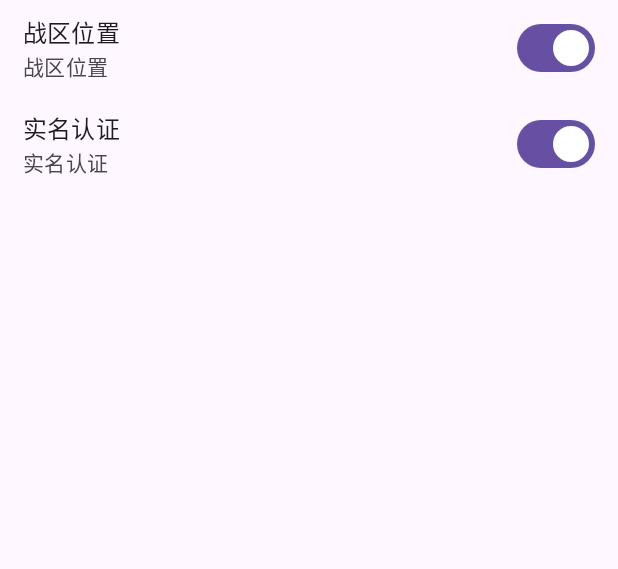
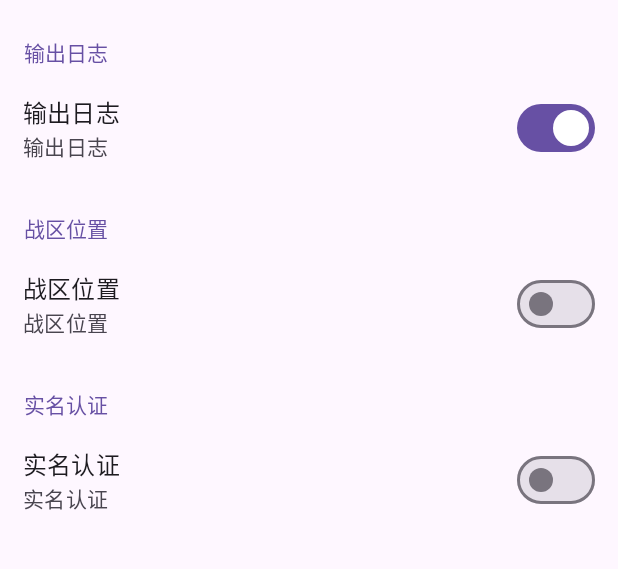
Before and after one commit to HdShare/HookWzry, an Android app: the screen it shows after launch (PrefsActivity), on a phone screen of 412 x 824 dp, the part 96-665 px from its top. Run offline under Robolectric (Android 15) with nearby library versions, the phone set to English and light mode, and no system bars.

Commit message:
05:02 add group

```diff
--- /dev/null
+++ b/app/src/main/java/me/hd/hookwzry/ui/prefs/GroupPrefs.kt
@@ -0,0 +1,19 @@
+package me.hd.hookwzry.ui.prefs
+
+import android.content.Context
+import android.util.AttributeSet
+import android.view.LayoutInflater
+import android.widget.LinearLayout
+import me.hd.hookwzry.R
+import me.hd.hookwzry.databinding.PrefsGroupBinding
+
+class GroupPrefs(context: Context, attrs: AttributeSet) : LinearLayout(context, attrs) {
+    init {
+        val typedArray = context.obtainStyledAttributes(attrs, R.styleable.GroupPrefs)
+        val title = typedArray.getString(R.styleable.GroupPrefs_title)
+        typedArray.recycle()
+
+        val binding = PrefsGroupBinding.inflate(LayoutInflater.from(context), this, true)
+        title?.let { binding.prefsGroupTitle.text = it }
+    }
+}
--- a/app/src/main/res/layout/activity_prefs.xml
+++ b/app/src/main/res/layout/activity_prefs.xml
@@ -16,26 +16,49 @@
         app:title="@string/app_name"
         app:titleTextColor="?attr/colorOnPrimary" />
 
-    <LinearLayout
+    <me.hd.hookwzry.ui.prefs.GroupPrefs
         android:layout_width="match_parent"
         android:layout_height="wrap_content"
-        android:orientation="vertical">
+        android:orientation="vertical"
+        app:title="@string/print_log_title">
 
         <me.hd.hookwzry.ui.prefs.SwitchPrefs
             android:layout_width="match_parent"
-            android:layout_height="match_parent"
+            android:layout_height="wrap_content"
             app:defVal="true"
+            app:key="@string/print_log_key"
+            app:summary="@string/print_log_summary"
+            app:title="@string/print_log_title" />
+    </me.hd.hookwzry.ui.prefs.GroupPrefs>
+
+    <me.hd.hookwzry.ui.prefs.GroupPrefs
+        android:layout_width="match_parent"
+        android:layout_height="wrap_content"
+        android:orientation="vertical"
+        app:title="@string/map_location_title">
+
+        <me.hd.hookwzry.ui.prefs.SwitchPrefs
+            android:layout_width="match_parent"
+            android:layout_height="wrap_content"
+            app:defVal="false"
             app:key="@string/map_location_key"
             app:summary="@string/map_location_summary"
             app:title="@string/map_location_title" />
+    </me.hd.hookwzry.ui.prefs.GroupPrefs>
+
+    <me.hd.hookwzry.ui.prefs.GroupPrefs
+        android:layout_width="match_parent"
+        android:layout_height="wrap_content"
+        android:orientation="vertical"
+        app:title="@string/real_name_title">
 
         <me.hd.hookwzry.ui.prefs.SwitchPrefs
             android:layout_width="match_parent"
-            android:layout_height="match_parent"
-            app:defVal="true"
+            android:layout_height="wrap_content"
+            app:defVal="false"
             app:key="@string/real_name_key"
             app:summary="@string/real_name_summary"
             app:title="@string/real_name_title" />
-    </LinearLayout>
+    </me.hd.hookwzry.ui.prefs.GroupPrefs>
 
 </LinearLayout>
--- /dev/null
+++ b/app/src/main/res/layout/prefs_group.xml
@@ -0,0 +1,33 @@
+<?xml version="1.0" encoding="utf-8"?>
+<LinearLayout xmlns:android="http://schemas.android.com/apk/res/android"
+    xmlns:tools="http://schemas.android.com/tools"
+    android:id="@+id/prefs_group_view"
+    android:layout_width="match_parent"
+    android:layout_height="wrap_content"
+    android:layout_marginTop="16dp"
+    android:background="?android:attr/selectableItemBackground"
+    android:baselineAligned="false"
+    android:gravity="center_vertical"
+    android:paddingStart="?android:attr/listPreferredItemPaddingStart"
+    android:paddingEnd="?android:attr/listPreferredItemPaddingEnd">
+
+    <RelativeLayout
+        android:layout_width="0dp"
+        android:layout_height="wrap_content"
+        android:layout_weight="1"
+        android:paddingTop="8dp"
+        android:paddingBottom="8dp">
+
+        <TextView
+            android:id="@+id/prefs_group_title"
+            android:layout_width="wrap_content"
+            android:layout_height="wrap_content"
+            android:layout_gravity="start"
+            android:textAlignment="viewStart"
+            android:textAppearance="@style/TextAppearance.AppCompat.Body2"
+            android:textColor="?attr/colorPrimary"
+            tools:text="prefs_title" />
+
+    </RelativeLayout>
+
+</LinearLayout>
--- a/app/src/main/res/layout/prefs_switch.xml
+++ b/app/src/main/res/layout/prefs_switch.xml
@@ -4,10 +4,10 @@
     android:id="@+id/prefs_switch_view"
     android:layout_width="match_parent"
     android:layout_height="wrap_content"
+    android:baselineAligned="false"
     android:background="?android:attr/selectableItemBackground"
     android:gravity="center_vertical"
-    android:minHeight="?android:attr/listPreferredItemHeight"
-    android:orientation="horizontal">
+    android:minHeight="?android:attr/listPreferredItemHeight">
 
     <RelativeLayout
         android:layout_width="0dp"
@@ -37,7 +37,6 @@
             android:layout_height="wrap_content"
             android:layout_below="@+id/prefs_switch_title"
             android:layout_alignStart="@+id/prefs_switch_title"
-            android:layout_alignLeft="@+id/prefs_switch_title"
             android:maxLines="4"
             android:textAppearance="?android:attr/textAppearanceListItemSecondary"
             android:textColor="?android:attr/textColorSecondary"
@@ -48,7 +47,6 @@
         android:layout_width="wrap_content"
         android:layout_height="match_parent"
         android:layout_marginEnd="15dp"
-        android:layout_marginRight="15dp"
         android:gravity="end|center_vertical"
         android:orientation="vertical">
 
--- a/app/src/main/res/values/attrs.xml
+++ b/app/src/main/res/values/attrs.xml
@@ -1,9 +1,20 @@
 <?xml version="1.0" encoding="utf-8"?>
 <resources>
+
+    <attr name="key" format="string" />
+    <attr name="defVal" format="string" />
+    <attr name="title" format="string" />
+    <attr name="summary" format="string" />
+
+    <declare-styleable name="GroupPrefs">
+        <attr name="title" />
+    </declare-styleable>
+
     <declare-styleable name="SwitchPrefs">
-        <attr name="defVal" format="string" />
-        <attr name="key" format="string" />
-        <attr name="title" format="string" />
-        <attr name="summary" format="string" />
+        <attr name="key" />
+        <attr name="defVal" />
+        <attr name="title" />
+        <attr name="summary" />
     </declare-styleable>
+
 </resources>
--- a/app/src/main/res/values/strings.xml
+++ b/app/src/main/res/values/strings.xml
@@ -1,7 +1,9 @@
 <resources>
     <string name="app_name">HookWzry</string>
 
-    <string name="prefs">配置</string>
+    <string name="print_log_key">PrintLog</string>
+    <string name="print_log_title">输出日志</string>
+    <string name="print_log_summary">输出日志</string>
 
     <string name="map_location_key">MapLocation</string>
     <string name="map_location_title">战区位置</string>
```
